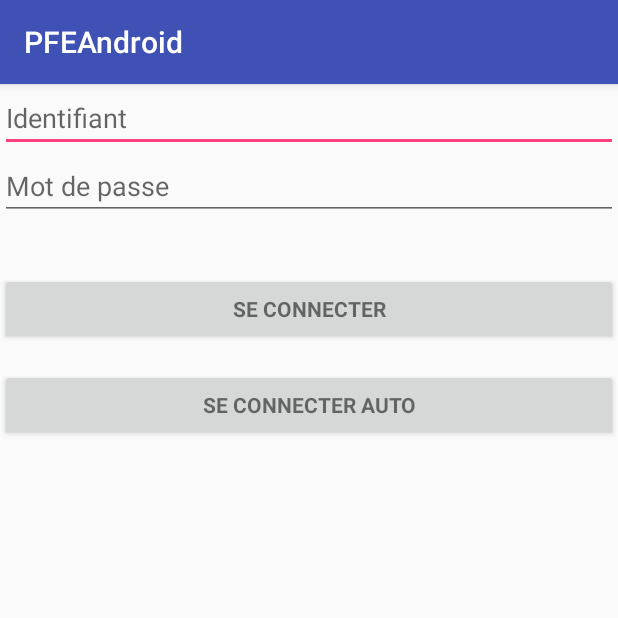
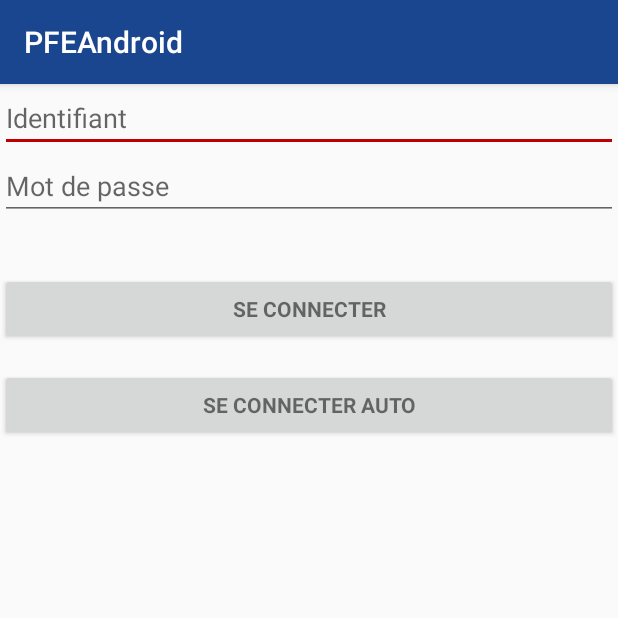
Before and after one commit to Camille235/PFEAndroid, an Android app: the screen it shows after launch (MainActivity), on a phone screen of 412 x 824 dp, the top half of it. Run offline under Robolectric (Android 15) with nearby library versions, the phone set to English and light mode, and no system bars; pictures from the network do not load.

Commit message:
splash screen and style

```diff
--- /dev/null
+++ b/app/src/main/java/fr/eseo/dis/camille/pfeandroid/SplashActivity.java
@@ -0,0 +1,17 @@
+package fr.eseo.dis.camille.pfeandroid;
+
+import android.content.Intent;
+import android.support.v7.app.AppCompatActivity;
+import android.os.Bundle;
+
+public class SplashActivity extends AppCompatActivity {
+
+    @Override
+    protected void onCreate(Bundle savedInstanceState) {
+        super.onCreate(savedInstanceState);
+
+        Intent intent = new Intent(this, MainActivity.class);
+        startActivity(intent);
+        finish();
+    }
+}
--- /dev/null
+++ b/app/src/main/res/drawable/background_splash.xml
@@ -0,0 +1,14 @@
+<?xml version="1.0" encoding="utf-8"?>
+<layer-list xmlns:android="http://schemas.android.com/apk/res/android">
+
+    <item
+        android:drawable="@color/white"/>
+
+    <item>
+        <bitmap
+            android:gravity="center"
+            android:src="@mipmap/ic_launcher"/>
+    </item>
+
+
+</layer-list>
--- a/app/src/main/res/layout/activity_evaluation.xml
+++ b/app/src/main/res/layout/activity_evaluation.xml
@@ -3,7 +3,8 @@
     xmlns:tools="http://schemas.android.com/tools"
     android:layout_width="match_parent"
     android:layout_height="match_parent"
-    tools:context="fr.eseo.dis.camille.pfeandroid.EvaluationActivity">
+    tools:context="fr.eseo.dis.camille.pfeandroid.EvaluationActivity"
+                android:layout_margin="8dp">
 
     <LinearLayout
         android:layout_width="wrap_content"
@@ -57,7 +58,7 @@
                 <Button
                     android:id="@+id/button_global_note"
 
-                    android:layout_width="20dp"
+                    android:layout_width="30dp"
                     android:layout_height="30dp"
                     android:text=">"
                     android:background="@color/blue"
--- a/app/src/main/res/values/styles.xml
+++ b/app/src/main/res/values/styles.xml
@@ -3,9 +3,9 @@
     <!-- Base application theme. -->
     <style name="AppTheme" parent="Theme.AppCompat.Light.DarkActionBar">
         <!-- Customize your theme here. -->
-        <item name="colorPrimary">@color/colorPrimary</item>
-        <item name="colorPrimaryDark">@color/colorPrimaryDark</item>
-        <item name="colorAccent">@color/colorAccent</item>
+        <item name="colorPrimary">@color/blue</item>
+        <item name="colorPrimaryDark">@color/darkBlue</item>
+        <item name="colorAccent">@color/darkRed</item>
     </style>
 
     <style name="AppTheme.NoActionBar">
@@ -17,5 +17,8 @@
 
     <style name="AppTheme.PopupOverlay" parent="ThemeOverlay.AppCompat.Light" />
 
+    <style name="SplashTheme" parent="Theme.AppCompat.NoActionBar">
+        <item name="android:windowBackground">@drawable/background_splash</item>
+    </style>
 
 </resources>
```
Also changed, not shown: app/src/main/AndroidManifest.xml (+29 -24 lines), app/src/main/res/mipmap-hdpi/ic_launcher.png, app/src/main/res/mipmap-hdpi/ic_launcher_round.png (deleted), app/src/main/res/mipmap-mdpi/ic_launcher.png, app/src/main/res/mipmap-mdpi/ic_launcher_round.png (deleted), app/src/main/res/mipmap-xhdpi/ic_launcher.png, app/src/main/res/mipmap-xhdpi/ic_launcher_round.png (deleted), app/src/main/res/mipmap-xxhdpi/ic_launcher.png, app/src/main/res/mipmap-xxhdpi/ic_launcher_round.png (deleted), app/src/main/res/mipmap-xxxhdpi/ic_launcher.png, app/src/main/res/mipmap-xxxhdpi/ic_launcher_round.png (deleted).
